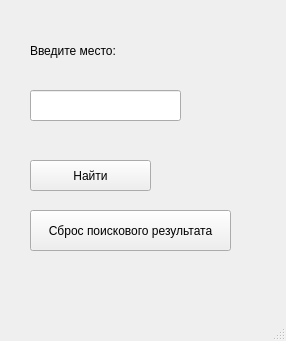
Old version of the form search.ui in the repository Kseniya-s-i/Api.
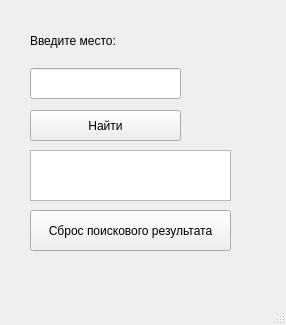
New version of the form.

Commit message: info text added

```diff
--- a/search.ui
+++ b/search.ui
@@ -7,7 +7,7 @@
     <x>0</x>
     <y>0</y>
     <width>286</width>
-    <height>341</height>
+    <height>325</height>
    </rect>
   </property>
   <property name="windowTitle">
@@ -21,7 +21,7 @@
     <property name="geometry">
      <rect>
       <x>30</x>
-      <y>30</y>
+      <y>20</y>
       <width>131</width>
       <height>41</height>
      </rect>
@@ -34,8 +34,8 @@
     <property name="geometry">
      <rect>
       <x>30</x>
-      <y>160</y>
-      <width>121</width>
+      <y>110</y>
+      <width>151</width>
       <height>31</height>
      </rect>
     </property>
@@ -47,7 +47,7 @@
     <property name="geometry">
      <rect>
       <x>30</x>
-      <y>90</y>
+      <y>68</y>
       <width>151</width>
       <height>31</height>
      </rect>
@@ -66,6 +66,16 @@
      <string>Сброс поискового результата</string>
     </property>
    </widget>
+   <widget class="QTextEdit" name="info">
+    <property name="geometry">
+     <rect>
+      <x>30</x>
+      <y>150</y>
+      <width>201</width>
+      <height>51</height>
+     </rect>
+    </property>
+   </widget>
   </widget>
   <widget class="QMenuBar" name="menubar">
    <property name="geometry">
```
The commit also changes 1 other file.
